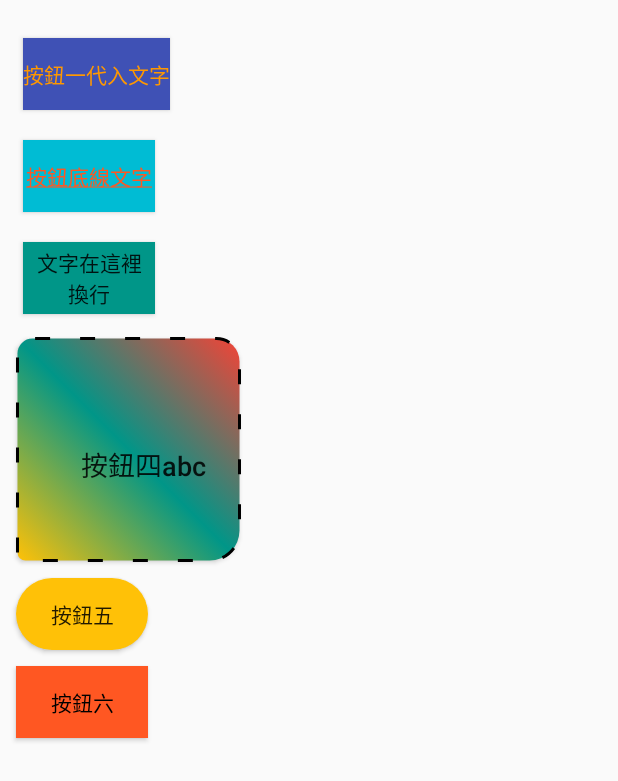
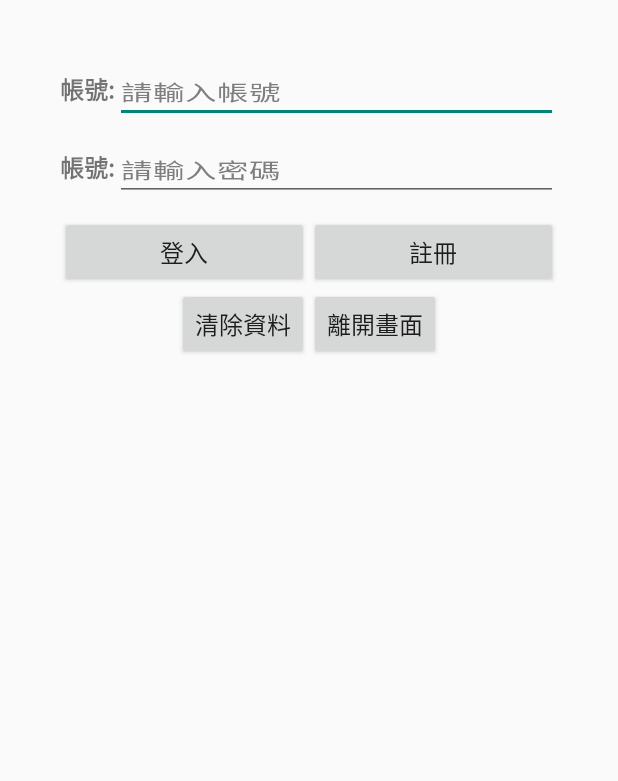
Before and after one commit to cv33301/APP-, an Android app: the screen it shows after launch (MainActivity), on a phone screen of 412 x 824 dp. Shown: the top 781 px of the screen. Run offline under Robolectric (Android 15) with nearby library versions, the phone set to English and light mode, and no system bars.

Commit message:
no message

```diff
--- a/app/src/main/java/com/example/application1/MainActivity.java
+++ b/app/src/main/java/com/example/application1/MainActivity.java
@@ -14,9 +14,9 @@ public class MainActivity extends AppCompatActivity {
     protected void onCreate(Bundle savedInstanceState) {
         super.onCreate(savedInstanceState);
         EdgeToEdge.enable(this);
-//        setContentView(R.layout.activity_main);
-          setContentView(R.layout.activity_button2);
-          //setContentView(R.layout.activity_imageview2);
+          //setContentView(R.layout.activity_main);
+          //setContentView(R.layout.activity_button2);
+          setContentView(R.layout.activity_edittext2);
 //        ViewCompat.setOnApplyWindowInsetsListener(findViewById(R.id.main), (v, insets) -> {
 //            Insets systemBars = insets.getInsets(WindowInsetsCompat.Type.systemBars());
 //            v.setPadding(systemBars.left, systemBars.top, systemBars.right, systemBars.bottom);
--- /dev/null
+++ b/app/src/main/res/layout/activity_edittext2.xml
@@ -0,0 +1,115 @@
+<?xml version="1.0" encoding="utf-8"?>
+<LinearLayout xmlns:android="http://schemas.android.com/apk/res/android"
+    android:layout_width="match_parent"
+    android:layout_height="match_parent"
+    android:orientation="vertical">
+
+
+    <LinearLayout
+        android:layout_width="match_parent"
+        android:layout_height="wrap_content"
+        android:layout_marginLeft="40dp"
+        android:layout_marginTop="40dp"
+        android:layout_marginRight="40dp"
+        android:orientation="horizontal">
+
+        <TextView
+            android:id="@+id/textView3"
+            android:layout_width="wrap_content"
+            android:layout_height="wrap_content"
+            android:text="帳號:"
+            android:textSize="16sp"
+            android:textStyle="bold" />
+
+        <EditText
+            android:id="@+id/editTextText"
+            android:layout_width="match_parent"
+            android:layout_height="wrap_content"
+            android:ems="10"
+            android:hint="請輸入帳號"
+            android:inputType="text"
+            android:textColor="#009688"
+            android:textColorHighlight="#FFEB3B"
+            android:textColorHint="#7E7E7E"
+            android:textScaleX="1.5"
+            android:textSize="14sp" />
+    </LinearLayout>
+
+    <LinearLayout
+        android:layout_width="match_parent"
+        android:layout_height="wrap_content"
+        android:layout_marginLeft="40dp"
+        android:layout_marginTop="10dp"
+        android:layout_marginRight="40dp"
+        android:orientation="horizontal">
+
+        <TextView
+            android:id="@+id/textView3"
+            android:layout_width="wrap_content"
+            android:layout_height="wrap_content"
+            android:text="帳號:"
+            android:textSize="16sp"
+            android:textStyle="bold" />
+
+        <EditText
+            android:id="@+id/editTextText"
+            android:layout_width="match_parent"
+            android:layout_height="wrap_content"
+            android:layout_weight="1"
+            android:ems="10"
+            android:hint="請輸入密碼"
+            android:inputType="text"
+            android:textColor="#009688"
+            android:textColorHighlight="#FFEB3B"
+            android:textColorHint="#7E7E7E"
+            android:textScaleX="1.5"
+            android:textSize="14sp" />
+    </LinearLayout>
+
+    <LinearLayout
+        android:layout_width="match_parent"
+        android:layout_height="wrap_content"
+        android:layout_marginLeft="40dp"
+        android:layout_marginTop="10dp"
+        android:layout_marginRight="40dp"
+        android:orientation="horizontal">
+
+        <Button
+            android:id="@+id/button7"
+            android:layout_width="wrap_content"
+            android:layout_height="wrap_content"
+            android:layout_weight="1"
+            android:text="登入"
+            android:textSize="16sp" />
+
+        <Button
+            android:id="@+id/button7"
+            android:layout_width="wrap_content"
+            android:layout_height="wrap_content"
+            android:layout_weight="1"
+            android:text="註冊"
+            android:textSize="16sp" />
+    </LinearLayout>
+
+    <LinearLayout
+        android:layout_width="wrap_content"
+        android:layout_height="wrap_content"
+        android:layout_gravity="center"
+        android:orientation="horizontal">
+
+        <Button
+            android:id="@+id/button7"
+            android:layout_width="wrap_content"
+            android:layout_height="wrap_content"
+            android:text="清除資料"
+            android:textSize="16sp" />
+
+        <Button
+            android:id="@+id/button7"
+            android:layout_width="wrap_content"
+            android:layout_height="wrap_content"
+            android:text="離開畫面"
+            android:textSize="16sp" />
+    </LinearLayout>
+
+</LinearLayout>
--- a/app/src/main/res/layout/activity_main.xml
+++ b/app/src/main/res/layout/activity_main.xml
@@ -45,7 +45,6 @@
                 android:layout_height="wrap_content"
                 android:background="#FFC107"
                 android:text="布" />
-
         </RadioGroup>
 
         <TextView
```
Also changed, not shown: app/src/main/res/layout/activity_edittext.xml (added, +107 -0 lines).
